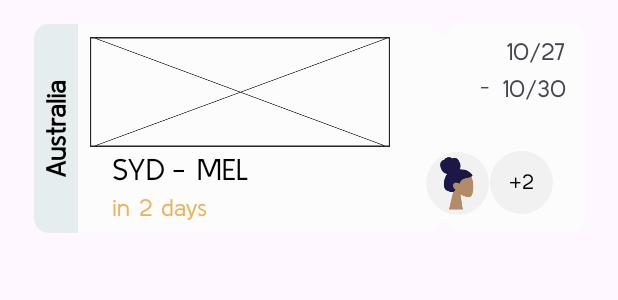
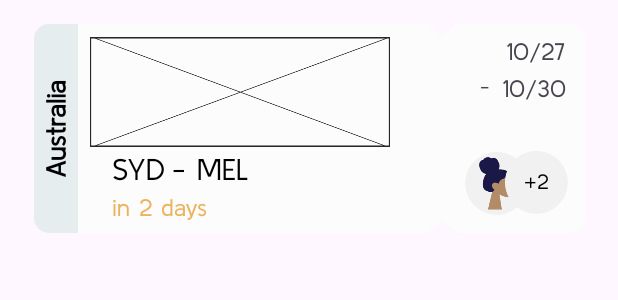
Before and after one commit to qiting2270/Comp90018-Wanderly, an Android app: the layout trip_overview_template.xml on its own in the app's theme, with its tools: preview values and no code run, on a phone screen of 412 x 824 dp. Shown: the top 300 px of the screen. Run offline under Robolectric (Android 15) with nearby library versions, the light colour scheme and no system bars.

Commit message:
trip overview display backend

```diff
--- a/Wanderly/app/src/main/res/layout/trip_overview_template.xml
+++ b/Wanderly/app/src/main/res/layout/trip_overview_template.xml
@@ -13,7 +13,7 @@
 
 
         <ImageView
-            android:id="@+id/imageView16"
+            android:id="@+id/display_trip_background"
             android:layout_width="367dp"
             android:layout_height="139dp"
             android:layout_marginTop="16dp"
@@ -29,9 +29,9 @@
             android:background="@drawable/trip_text_background"
             android:backgroundTint="#E5EDEF"
             android:text=""
-            app:layout_constraintBottom_toBottomOf="@+id/imageView16"
-            app:layout_constraintStart_toStartOf="@+id/imageView16"
-            app:layout_constraintTop_toTopOf="@+id/imageView16"
+            app:layout_constraintBottom_toBottomOf="@+id/display_trip_background"
+            app:layout_constraintStart_toStartOf="@+id/display_trip_background"
+            app:layout_constraintTop_toTopOf="@+id/display_trip_background"
             app:layout_constraintVertical_bias="0.0" />
 
         <TextView
@@ -45,9 +45,9 @@
             android:textColor="@color/black"
             android:textSize="18sp"
             android:textStyle="bold"
-            app:layout_constraintBottom_toBottomOf="@+id/imageView16"
-            app:layout_constraintStart_toStartOf="@+id/imageView16"
-            app:layout_constraintTop_toTopOf="@+id/imageView16"
+            app:layout_constraintBottom_toBottomOf="@+id/display_trip_background"
+            app:layout_constraintStart_toStartOf="@+id/display_trip_background"
+            app:layout_constraintTop_toTopOf="@+id/display_trip_background"
             app:layout_constraintVertical_bias="0.0" />
 
         <ImageView
@@ -56,9 +56,9 @@
             android:layout_height="73dp"
             android:scaleType="fitXY"
             android:layout_marginStart="8dp"
-            app:layout_constraintBottom_toBottomOf="@+id/imageView16"
+            app:layout_constraintBottom_toBottomOf="@+id/display_trip_background"
             app:layout_constraintStart_toEndOf="@+id/trip_country_background"
-            app:layout_constraintTop_toTopOf="@+id/imageView16"
+            app:layout_constraintTop_toTopOf="@+id/display_trip_background"
             app:layout_constraintVertical_bias="0.136"
             app:srcCompat="@drawable/placeholder_image" />
 
@@ -71,7 +71,7 @@
             android:text="SYD"
             android:textColor="@color/black"
             android:textSize="20sp"
-            app:layout_constraintBottom_toBottomOf="@+id/imageView16"
+            app:layout_constraintBottom_toBottomOf="@+id/display_trip_background"
             app:layout_constraintStart_toStartOf="@+id/trip_country"
             app:layout_constraintTop_toBottomOf="@+id/trip_image"
             app:layout_constraintVertical_bias="0.09" />
@@ -111,7 +111,7 @@
             android:fontFamily="@font/kulim_park"
             android:text="10/27"
             android:textSize="16sp"
-            app:layout_constraintEnd_toEndOf="@+id/imageView16"
+            app:layout_constraintEnd_toEndOf="@+id/display_trip_background"
             app:layout_constraintHorizontal_bias="0.945"
             app:layout_constraintStart_toEndOf="@+id/tripFrom_text"
             app:layout_constraintTop_toTopOf="@+id/trip_image" />
@@ -147,7 +147,8 @@
             android:layout_width="42dp"
             android:layout_height="42dp"
             android:layout_marginStart="24dp"
-            app:layout_constraintBottom_toBottomOf="@+id/imageView16"
+            app:layout_constraintBottom_toBottomOf="@+id/display_trip_background"
+            app:layout_constraintEnd_toEndOf="@+id/imageView19"
             app:layout_constraintStart_toEndOf="@+id/trip_image"
             app:layout_constraintTop_toBottomOf="@+id/trip_image"
             app:layout_constraintVertical_bias="0.19999999"
@@ -158,9 +159,9 @@
             android:layout_width="42dp"
             android:layout_height="42dp"
             android:layout_marginStart="24dp"
-            app:layout_constraintBottom_toBottomOf="@+id/imageView16"
+            app:layout_constraintBottom_toBottomOf="@+id/display_trip_background"
             app:layout_constraintEnd_toEndOf="parent"
-            app:layout_constraintHorizontal_bias="0.666"
+            app:layout_constraintHorizontal_bias="0.82"
             app:layout_constraintStart_toEndOf="@+id/trip_image"
             app:layout_constraintTop_toBottomOf="@+id/trip_image"
             app:layout_constraintVertical_bias="0.19"
```
Also changed, not shown: Wanderly/app/src/main/java/com/example/wanderly/MyTripsActivity.java (+36 -35 lines), Wanderly/app/src/main/res/layout/trip_overview_template_past.xml (+14 -13 lines).
